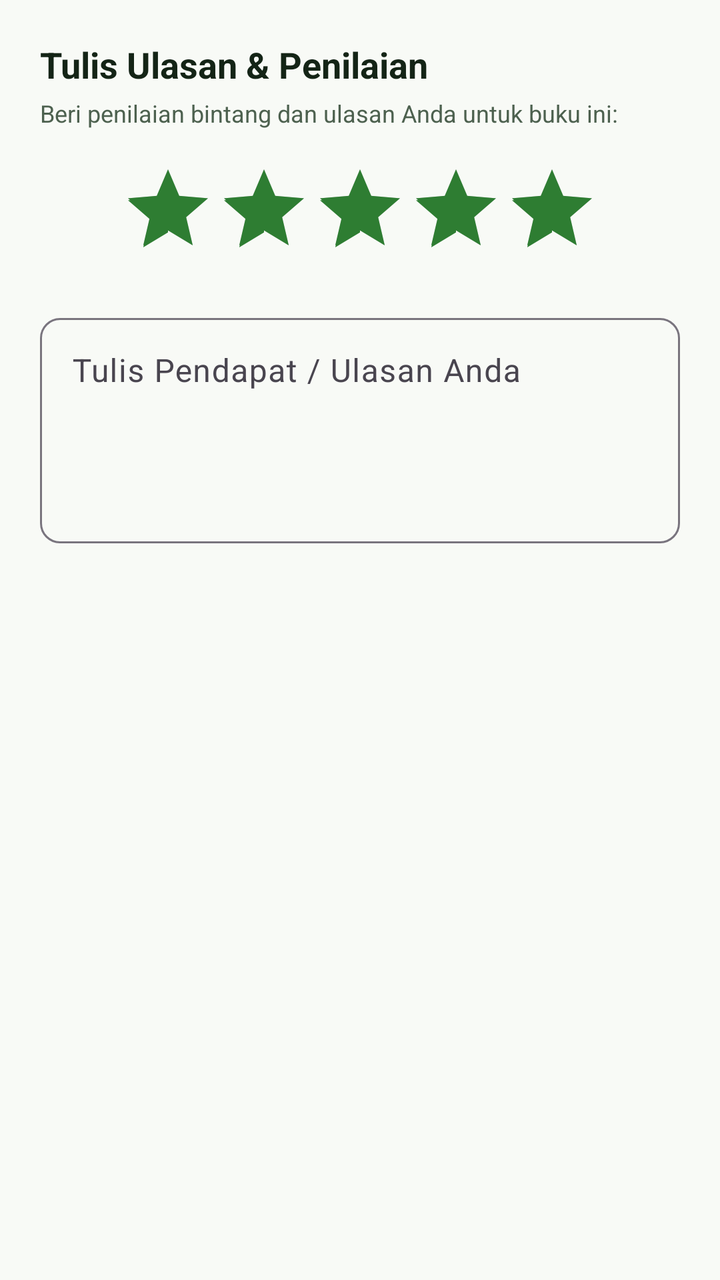
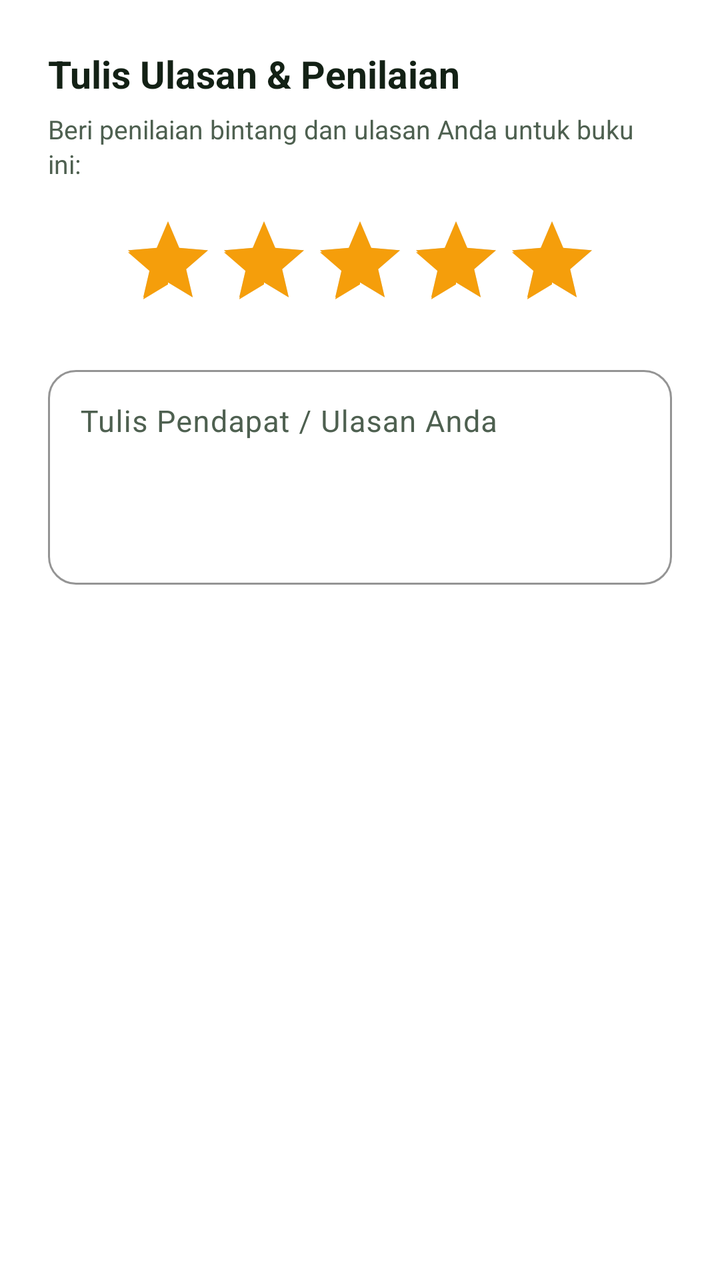

The first picture is an Android layout as it rendered before a commit; the second is the same layout after the commit. The layout source and the unified diff follow.
<!-- AndroidManifest.xml: application theme Theme.Perpustakaan2 -->
<!-- res/layout/dialog_review.xml -->
<?xml version="1.0" encoding="utf-8"?>
<LinearLayout xmlns:android="http://schemas.android.com/apk/res/android"
    xmlns:app="http://schemas.android.com/apk/res-auto"
    android:layout_width="match_parent"
    android:layout_height="wrap_content"
    android:orientation="vertical"
    android:padding="20dp">

    <TextView
        android:id="@+id/tvDialogReviewTitle"
        android:layout_width="wrap_content"
        android:layout_height="wrap_content"
        android:text="Tulis Ulasan &amp; Penilaian"
        android:textColor="@color/text_primary"
        android:textSize="18sp"
        android:textStyle="bold" />

    <TextView
        android:layout_width="wrap_content"
        android:layout_height="wrap_content"
        android:layout_marginTop="4dp"
        android:text="Beri penilaian bintang dan ulasan Anda untuk buku ini:"
        android:textColor="@color/text_secondary"
        android:textSize="12sp" />

    
    <RatingBar
        android:id="@+id/rbReviewRating"
        android:layout_width="wrap_content"
        android:layout_height="wrap_content"
        android:layout_gravity="center_horizontal"
        android:layout_marginTop="16dp"
        android:numStars="5"
        android:rating="5"
        android:stepSize="1" />

    <com.google.android.material.textfield.TextInputLayout
        style="@style/Widget.Material3.TextInputLayout.OutlinedBox"
        android:layout_width="match_parent"
        android:layout_height="wrap_content"
        android:layout_marginTop="16dp"
        android:hint="Tulis Pendapat / Ulasan Anda"
        app:boxCornerRadiusBottomEnd="10dp"
        app:boxCornerRadiusBottomStart="10dp"
        app:boxCornerRadiusTopEnd="10dp"
        app:boxCornerRadiusTopStart="10dp">

        <com.google.android.material.textfield.TextInputEditText
            android:id="@+id/etReviewText"
            android:layout_width="match_parent"
            android:layout_height="wrap_content"
            android:gravity="top"
            android:lines="4" />
    </com.google.android.material.textfield.TextInputLayout>

</LinearLayout>
<!-- resources referenced by this layout -->
<resources>
  <color name="text_primary">#142416</color>
  <color name="text_secondary">#4D614F</color>
  <style name="Theme.Perpustakaan2" parent="Theme.Material3.DayNight.NoActionBar">
          <item name="colorPrimary">@color/primary</item>
          <item name="colorPrimaryVariant">@color/primary_dark</item>
          <item name="colorSecondary">@color/secondary</item>
          <item name="android:statusBarColor">@color/background</item>
          <item name="android:windowLightStatusBar">true</item>
          <item name="android:windowBackground">@color/background</item>
          <item name="colorSurface">@color/surface</item>
          <item name="colorError">@color/error</item>
      </style>
  <color name="primary">#1B5E20</color>
  <color name="primary_dark">#0E3D13</color>
  <color name="secondary">#2E7D32</color>
  <color name="background">#F8FAF6</color>
  <color name="surface">#FFFFFF</color>
  <color name="error">#C62828</color>
</resources>

<!-- the commit's change to res/layout/dialog_review.xml (unified diff, before → after) -->
@@ -1,10 +1,10 @@
 <?xml version="1.0" encoding="utf-8"?>
 <LinearLayout xmlns:android="http://schemas.android.com/apk/res/android"
-    xmlns:app="http://schemas.android.com/apk/res-auto"
     android:layout_width="match_parent"
     android:layout_height="wrap_content"
+    android:background="@color/surface"
     android:orientation="vertical"
-    android:padding="20dp">
+    android:padding="24dp">
 
     <TextView
         android:id="@+id/tvDialogReviewTitle"
@@ -12,16 +12,17 @@
         android:layout_height="wrap_content"
         android:text="Tulis Ulasan &amp; Penilaian"
         android:textColor="@color/text_primary"
-        android:textSize="18sp"
+        android:textSize="19sp"
         android:textStyle="bold" />
 
     <TextView
         android:layout_width="wrap_content"
         android:layout_height="wrap_content"
-        android:layout_marginTop="4dp"
+        android:layout_marginTop="6dp"
+        android:lineSpacingExtra="2dp"
         android:text="Beri penilaian bintang dan ulasan Anda untuk buku ini:"
         android:textColor="@color/text_secondary"
-        android:textSize="12sp" />
+        android:textSize="13sp" />
 
     
     <RatingBar
@@ -31,26 +32,26 @@
         android:layout_gravity="center_horizontal"
         android:layout_marginTop="16dp"
         android:numStars="5"
+        android:progressTint="@color/gold_star"
         android:rating="5"
+        android:secondaryProgressTint="@color/gold_star"
         android:stepSize="1" />
 
     <com.google.android.material.textfield.TextInputLayout
-        style="@style/Widget.Material3.TextInputLayout.OutlinedBox"
+        style="@style/Widget.Epustaka.TextInputLayout"
         android:layout_width="match_parent"
         android:layout_height="wrap_content"
         android:layout_marginTop="16dp"
-        android:hint="Tulis Pendapat / Ulasan Anda"
-        app:boxCornerRadiusBottomEnd="10dp"
-        app:boxCornerRadiusBottomStart="10dp"
-        app:boxCornerRadiusTopEnd="10dp"
-        app:boxCornerRadiusTopStart="10dp">
+        android:hint="Tulis Pendapat / Ulasan Anda">
 
         <com.google.android.material.textfield.TextInputEditText
             android:id="@+id/etReviewText"
             android:layout_width="match_parent"
             android:layout_height="wrap_content"
             android:gravity="top"
-            android:lines="4" />
+            android:lines="4"
+            android:textColor="@color/text_primary"
+            android:textSize="15sp" />
     </com.google.android.material.textfield.TextInputLayout>
 
 </LinearLayout>
<!-- resource entries referenced after the edit -->
@@ -1,22 +1,66 @@
 <!-- resources referenced by this layout -->
 <resources>
-  <color name="text_primary">#142416</color>
-  <color name="text_secondary">#4D614F</color>
+  <color name="gold_star">#F59E0B</color>
+  <color name="text_primary">#132115</color>
+  <color name="text_secondary">#4E6050</color>
+  <style name="Widget.Epustaka.TextInputLayout" parent="Widget.Material3.TextInputLayout.OutlinedBox">
+          <item name="boxBackgroundColor">@color/surface</item>
+          <item name="boxCornerRadiusBottomEnd">14dp</item>
+          <item name="boxCornerRadiusBottomStart">14dp</item>
+          <item name="boxCornerRadiusTopEnd">14dp</item>
+          <item name="boxCornerRadiusTopStart">14dp</item>
+          <item name="boxStrokeColor">@color/primary</item>
+          <item name="boxStrokeWidth">1dp</item>
+          <item name="boxStrokeWidthFocused">1.5dp</item>
+          <item name="hintTextColor">@color/primary</item>
+          <item name="startIconTint">@color/text_secondary</item>
+          <item name="endIconTint">@color/text_secondary</item>
+      </style>
   <style name="Theme.Perpustakaan2" parent="Theme.Material3.DayNight.NoActionBar">
           <item name="colorPrimary">@color/primary</item>
           <item name="colorPrimaryVariant">@color/primary_dark</item>
+          <item name="colorOnPrimary">@color/on_primary</item>
+          <item name="colorPrimaryContainer">@color/primary_container</item>
+          <item name="colorOnPrimaryContainer">@color/primary_dark</item>
+  
           <item name="colorSecondary">@color/secondary</item>
+          <item name="colorOnSecondary">@color/on_secondary</item>
+          <item name="colorSecondaryContainer">@color/secondary_container</item>
+          <item name="colorOnSecondaryContainer">@color/secondary_dark</item>
+  
+          <item name="android:colorBackground">@color/background</item>
+          <item name="android:windowBackground">@color/background</item>
+          <item name="colorSurface">@color/surface</item>
+          <item name="colorOnSurface">@color/text_primary</item>
+          <item name="colorSurfaceVariant">@color/surface_variant</item>
+          <item name="colorOnSurfaceVariant">@color/text_secondary</item>
+          <item name="colorOutline">@color/outline</item>
+          <item name="colorOutlineVariant">@color/outline_variant</item>
+  
+          <item name="colorError">@color/error</item>
+          <item name="colorOnError">@color/white</item>
+          <item name="colorErrorContainer">@color/error_container</item>
+  
           <item name="android:statusBarColor">@color/background</item>
           <item name="android:windowLightStatusBar">true</item>
-          <item name="android:windowBackground">@color/background</item>
-          <item name="colorSurface">@color/surface</item>
-          <item name="colorError">@color/error</item>
+          <item name="android:navigationBarColor">@color/surface</item>
+          <item name="android:windowLightNavigationBar" tools:targetApi="27">true</item>
       </style>
   <color name="primary">#1B5E20</color>
   <color name="primary_dark">#0E3D13</color>
+  <color name="on_primary">#FFFFFF</color>
+  <color name="primary_container">#CBE6CE</color>
   <color name="secondary">#2E7D32</color>
-  <color name="background">#F8FAF6</color>
+  <color name="on_secondary">#FFFFFF</color>
+  <color name="secondary_container">#D8EED9</color>
+  <color name="secondary_dark">#1B5E20</color>
+  <color name="background">#F6F8F5</color>
+  <color name="surface_variant">#EDF3EC</color>
+  <color name="outline">#DCE4DA</color>
+  <color name="outline_variant">#EAEFE8</color>
   <color name="surface">#FFFFFF</color>
-  <color name="error">#C62828</color>
+  <color name="error">#BA1A1A</color>
+  <color name="white">#FFFFFFFF</color>
+  <color name="error_container">#FFDAD6</color>
 </resources>
 
